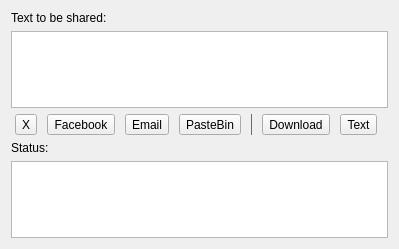
Old version of the form src/share.ui in the repository keshavbhatt/glate.
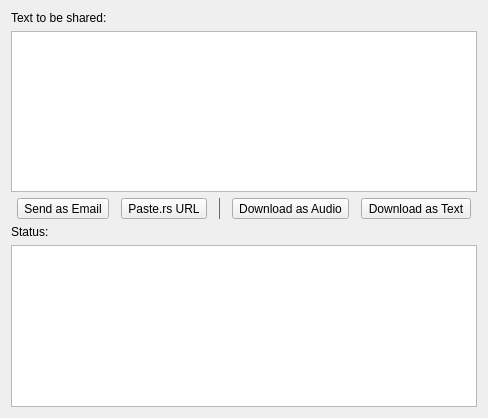
New version of the form. Icons and pictures are not drawn.

Commit message: refactor: update sharing buttons and enhance layout in share.ui

```diff
--- a/src/share.ui
+++ b/src/share.ui
@@ -6,8 +6,8 @@
    <rect>
     <x>0</x>
     <y>0</y>
-    <width>399</width>
-    <height>249</height>
+    <width>488</width>
+    <height>418</height>
    </rect>
   </property>
   <property name="windowTitle">
@@ -26,59 +26,13 @@
    </item>
     <item>
      <layout class="QHBoxLayout" name="horizontalLayout">
-      <item>
-       <widget class="QToolButton" name="twitter">
-        <property name="toolTip">
-         <string>Share on X</string>
-        </property>
-        <property name="text">
-         <string>X</string>
-        </property>
-        <property name="icon">
-         <iconset resource="icons.qrc">
-          <normaloff>:/icons/twitter-line.png</normaloff>:/icons/twitter-line.png</iconset>
-        </property>
-        <property name="iconSize">
-         <size>
-          <width>32</width>
-          <height>32</height>
-         </size>
-        </property>
-        <property name="toolButtonStyle">
-         <enum>Qt::ToolButtonTextUnderIcon</enum>
-        </property>
-       </widget>
-      </item>
-      <item>
-       <widget class="QToolButton" name="facebook">
-        <property name="toolTip">
-         <string>Share on Facebook</string>
-        </property>
-        <property name="text">
-         <string>Facebook</string>
-        </property>
-        <property name="icon">
-         <iconset resource="icons.qrc">
-          <normaloff>:/icons/facebook-box-line.png</normaloff>:/icons/facebook-box-line.png</iconset>
-        </property>
-        <property name="iconSize">
-         <size>
-          <width>32</width>
-          <height>32</height>
-         </size>
-        </property>
-        <property name="toolButtonStyle">
-         <enum>Qt::ToolButtonTextUnderIcon</enum>
-        </property>
-       </widget>
-      </item>
       <item>
        <widget class="QToolButton" name="email">
         <property name="toolTip">
          <string>Share via Email</string>
         </property>
         <property name="text">
-         <string>Email</string>
+        <string>Send as Email</string>
         </property>
         <property name="icon">
          <iconset resource="icons.qrc">
@@ -101,7 +55,7 @@
          <string>Get PasteBin Url</string>
         </property>
         <property name="text">
-         <string>PasteBin</string>
+        <string>Paste.rs URL</string>
         </property>
         <property name="icon">
          <iconset resource="icons.qrc">
@@ -141,7 +95,7 @@
          <string>Download as audio</string>
         </property>
         <property name="text">
-         <string>Download</string>
+        <string>Download as Audio</string>
         </property>
         <property name="icon">
          <iconset resource="icons.qrc">
@@ -164,7 +118,7 @@
          <string>Export to text file</string>
         </property>
         <property name="text">
-         <string>Text</string>
+        <string>Download as Text</string>
         </property>
         <property name="icon">
          <iconset resource="icons.qrc">
```
Left out of the diff: 20 changed lines with no effect on the pictures. Lines whose indentation alone changed are shown as unchanged. The commit also changes 2 other files.
